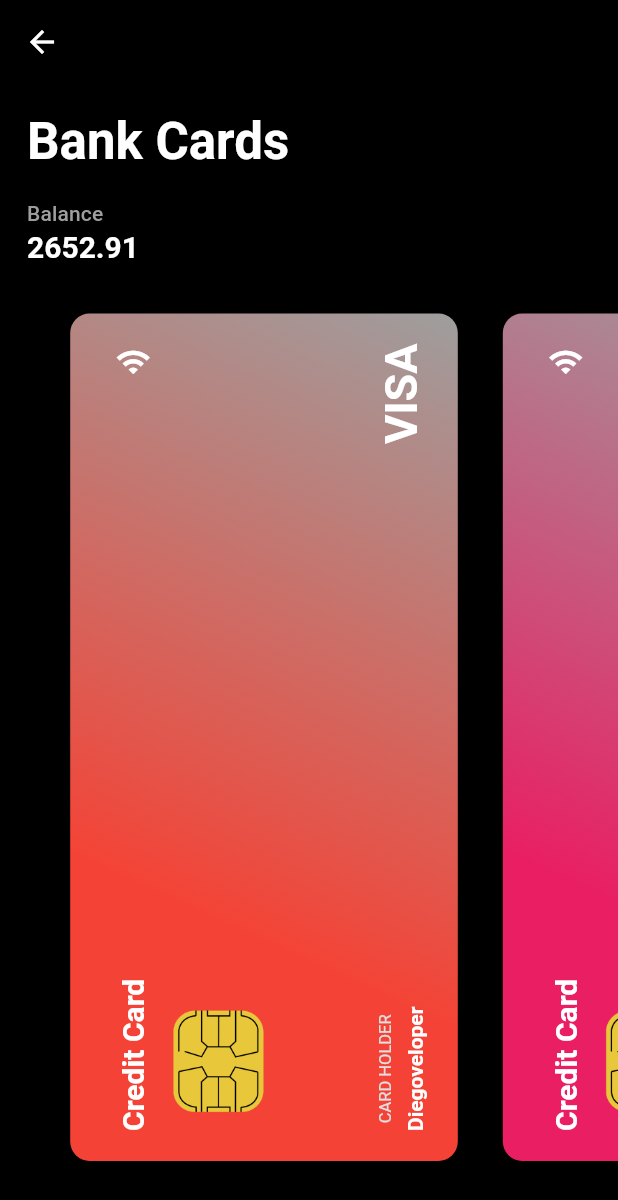
After one commit to diegoveloper/flutter-samples, a Flutter app: the CreditCardConceptPage screen opened directly, on a phone screen of 412 x 824 dp. The commit adds this screen. Shown: the top 1200 px of the screen. Run offline on Flutter 3.47's test engine with Material 2 defaults, Android fonts, the light colour scheme and no system bars; our stand-ins replace cached_network_image.

Commit message:
new flutter sample

```diff
--- /dev/null
+++ b/lib/app_clone/credit_cards_concept/credit_card.dart
@@ -0,0 +1,38 @@
+import 'dart:math';
+import 'package:flutter/material.dart';
+import 'package:flutter/widgets.dart';
+
+class CreditCard {
+  final Color color;
+  final String number;
+  final String ccv;
+  final double amount;
+
+  CreditCard({
+    this.color,
+    this.number,
+    this.ccv,
+    this.amount,
+  });
+}
+
+final Random random = new Random();
+
+double doubleInRange(Random source, int start, int end) =>
+    source.nextDouble() * (end - start) + start;
+
+int _intInRange(Random source, int start, int end) =>
+    start + source.nextInt(end - start);
+
+String _getFourNumbers() => _intInRange(random, 1000, 9999).toString();
+
+final creditCards = List.generate(
+  20,
+  (index) => CreditCard(
+    amount: doubleInRange(random, 500, 20000),
+    ccv: _getFourNumbers(),
+    color: Colors.primaries[index % Colors.primaries.length],
+    number:
+        "${_getFourNumbers()} ${_getFourNumbers()} ${_getFourNumbers()} ${_getFourNumbers()}",
+  ),
+);
--- /dev/null
+++ b/lib/app_clone/credit_cards_concept/credit_card_widget.dart
@@ -0,0 +1,349 @@
+import 'dart:ui';
+import 'dart:math' as math;
+import 'package:flutter/material.dart';
+import 'package:flutter/scheduler.dart';
+import 'package:flutter_samples/app_clone/credit_cards_concept/credit_card.dart';
+
+class CreditCardWidget extends StatefulWidget {
+  final CreditCard card;
+  final bool isDetail;
+  final VoidCallback onTap;
+
+  const CreditCardWidget({
+    Key key,
+    this.card,
+    this.isDetail = false,
+    this.onTap,
+  }) : super(key: key);
+
+  @override
+  _CreditCardWidgetState createState() => _CreditCardWidgetState();
+}
+
+class _CreditCardWidgetState extends State<CreditCardWidget>
+    with SingleTickerProviderStateMixin {
+  Offset _currentDraggingOffset = Offset.zero;
+  double _lastOffsetDy = 0.0;
+  AnimationController _animationController;
+
+  void _onDragEnd(DragEndDetails details) {
+    _lastOffsetDy = _currentDraggingOffset.dy;
+    final animation = Tween<double>(begin: _lastOffsetDy, end: 0.0)
+        .animate(_animationController);
+    animation.addListener(() {
+      if (mounted) {
+        setState(() {
+          _lastOffsetDy = animation.value;
+          _currentDraggingOffset = Offset(0.0, _lastOffsetDy);
+        });
+      }
+    });
+    if (!_animationController.isAnimating)
+      _animationController.forward(from: 0.0);
+  }
+
+  void _onDragUpdate(DragUpdateDetails details) {
+    _lastOffsetDy += details.primaryDelta;
+    if (_lastOffsetDy < -180) {
+      _lastOffsetDy = -180.0;
+    }
+    if (_lastOffsetDy > 180) {
+      _lastOffsetDy = 180.0;
+    }
+    setState(() {
+      _currentDraggingOffset = Offset(0.0, _lastOffsetDy);
+    });
+  }
+
+  @override
+  void initState() {
+    _animationController = AnimationController(
+        vsync: this, duration: const Duration(milliseconds: 500));
+    super.initState();
+  }
+
+  @override
+  void dispose() {
+    _animationController.dispose();
+    super.dispose();
+  }
+
+  @override
+  Widget build(BuildContext context) {
+    final rotationRequired = !widget.isDetail;
+
+    return Hero(
+      tag: widget.card.number,
+      flightShuttleBuilder: (
+        _,
+        Animation<double> animation,
+        HeroFlightDirection flightDirection,
+        BuildContext fromHeroContext,
+        BuildContext toHeroContext,
+      ) {
+        final Hero toHero = toHeroContext.widget;
+        final Hero fromHero = toHeroContext.widget;
+        return AnimatedBuilder(
+          animation: animation,
+          child: flightDirection == HeroFlightDirection.push
+              ? fromHero.child
+              : toHero.child,
+          builder: (context, child) {
+            double rotateZ = 0.0;
+            if (flightDirection == HeroFlightDirection.push) {
+              rotateZ = lerpDouble(-90, 0, animation.value);
+            } else {
+              rotateZ = lerpDouble(0, 90, animation.value);
+            }
+            return Transform(
+              alignment: FractionalOffset.center,
+              transform: Matrix4.identity()..rotateZ((math.pi / 180) * rotateZ),
+              child: child,
+            );
+          },
+        );
+      },
+      child: LayoutBuilder(
+        builder: (context, constraints) {
+          final canAnimate = widget.isDetail &&
+              (ModalRoute.of(context)?.animation?.value ?? 0.0) == 1.0;
+          final currentAngle = (math.pi / 180) * (_currentDraggingOffset.dy);
+          final currentAngleBack =
+              (math.pi / 180) * (_currentDraggingOffset.dy + 180);
+
+          final displayBack = (currentAngle < -1.5 || currentAngle > 1.5);
+          return Material(
+            color: Colors.transparent,
+            child: GestureDetector(
+              onTap: widget.onTap,
+              onVerticalDragEnd: canAnimate ? _onDragEnd : null,
+              onVerticalDragUpdate: canAnimate ? _onDragUpdate : null,
+              child: Stack(
+                children: [
+                  Opacity(
+                    opacity: displayBack ? 0.0 : 1.0,
+                    child: Transform(
+                      alignment: Alignment.center,
+                      transform: !canAnimate
+                          ? Matrix4.identity()
+                          : (Matrix4.identity()
+                            ..setEntry(3, 2, 0.002)
+                            ..rotateX(
+                              currentAngle,
+                            )),
+                      child: Container(
+                        decoration: BoxDecoration(
+                          borderRadius: BorderRadius.circular(
+                              constraints.maxWidth * 0.05),
+                          gradient: LinearGradient(
+                            begin: Alignment.bottomLeft,
+                            end: Alignment.topRight,
+                            stops: [
+                              0.3,
+                              1.0,
+                            ],
+                            colors: [
+                              widget.card.color,
+                              Colors.grey,
+                            ],
+                          ),
+                        ),
+                        child: Padding(
+                          padding: const EdgeInsets.all(20.0),
+                          child: RotatedBox(
+                            quarterTurns: rotationRequired ? -1 : 0,
+                            child: Column(
+                              children: [
+                                const SizedBox(
+                                  height: 10,
+                                ),
+                                Row(
+                                  children: [
+                                    Expanded(
+                                      child: Text(
+                                        'Credit Card',
+                                        style: TextStyle(
+                                          fontWeight: FontWeight.bold,
+                                          fontSize: 20,
+                                          color: Colors.white,
+                                        ),
+                                      ),
+                                    ),
+                                    RotatedBox(
+                                      quarterTurns: 1,
+                                      child: Icon(
+                                        Icons.wifi,
+                                        color: Colors.white,
+                                      ),
+                                    )
+                                  ],
+                                ),
+                                const SizedBox(
+                                  height: 10,
+                                ),
+                                Expanded(
+                                  flex: widget.isDetail ? 5 : 1,
+                                  child: Row(
+                                    mainAxisAlignment:
+                                        MainAxisAlignment.spaceBetween,
+                                    children: [
+                                      Expanded(
+                                        child: Image.asset(
+                                          'images/credit_cards/chip_logo.png',
+                                          alignment: Alignment.centerLeft,
+                                        ),
+                                      ),
+                                      Expanded(
+                                        flex: 3,
+                                        child: canAnimate
+                                            ? TweenAnimationBuilder<int>(
+                                                tween: IntTween(
+                                                    begin: 0,
+                                                    end: widget
+                                                        .card.number.length),
+                                                duration: const Duration(
+                                                    milliseconds: 800),
+                                                builder:
+                                                    (context, snapshot, _) {
+                                                  return Text(
+                                                    widget.card.number
+                                                        .substring(0, snapshot),
+                                                    maxLines: 1,
+                                                    textAlign: TextAlign.end,
+                                                    style: TextStyle(
+                                                      fontWeight:
+                                                          FontWeight.w700,
+                                                      fontSize: 16,
+                                                      color: Colors.white,
+                                                    ),
+                                                  );
+                                                })
+                                            : const SizedBox.shrink(),
+                                      ),
+                                    ],
+                                  ),
+                                ),
+                                Spacer(),
+                                Align(
+                                  alignment: Alignment.bottomCenter,
+                                  child: Row(
+                                    mainAxisAlignment:
+                                        MainAxisAlignment.spaceBetween,
+                                    children: [
+                                      Column(
+                                        children: [
+                                          Text(
+                                            'CARD HOLDER',
+                                            style: TextStyle(
+                                              fontSize: 11,
+                                              color: Colors.grey[300],
+                                            ),
+                                          ),
+                                          const SizedBox(
+                                            height: 5,
+                                          ),
+                                          Text(
+                                            'Diegoveloper',
+                                            style: TextStyle(
+                                              fontSize: 14,
+                                              color: Colors.white,
+                                              fontWeight: FontWeight.bold,
+                                            ),
+                                          )
+                                        ],
+                                      ),
+                                      Expanded(
+                                        child: Text(
+                                          'VISA',
+                                          maxLines: 1,
+                                          overflow: TextOverflow.fade,
+                                          textAlign: TextAlign.end,
+                                          style: TextStyle(
+                                            fontWeight: FontWeight.bold,
+                                            fontSize: 30,
+                                            color: Colors.white,
+                                          ),
+                                        ),
+                                      ),
+                                    ],
+                                  ),
+                                ),
+                              ],
+                            ),
+                          ),
+                        ),
+                      ),
+                    ),
+                  ),
+                  if (canAnimate && displayBack)
+                    Positioned.fill(
+                      child: Transform(
+                        alignment: Alignment.center,
+                        transform: !canAnimate
+                            ? Matrix4.identity()
+                            : (Matrix4.identity()
+                              ..setEntry(3, 2, 0.002)
+                              ..rotateX(
+                                currentAngleBack,
+                              )),
+                        child: Container(
+                          decoration: BoxDecoration(
+                            borderRadius: BorderRadius.circular(
+                                constraints.maxWidth * 0.05),
+                            color: widget.card.color,
+                          ),
+                          child: Column(
+                            children: [
+                              Spacer(),
+                              Expanded(
+                                child: Container(
+                                  color: Colors.black26,
+                                ),
+                              ),
+                              const SizedBox(
+                                height: 5,
+                              ),
+                              Expanded(
+                                flex: 3,
+                                child: Column(
+                                  crossAxisAlignment:
+                                      CrossAxisAlignment.stretch,
+                                  children: [
+                                    Row(
+                                      children: [
+                                        Spacer(),
+                                        Expanded(
+                                          child: Container(
+                                            color: Colors.white,
+                                            padding: const EdgeInsets.all(5.0),
+                                            child: Text(
+                                              widget.card.ccv,
+                                              textAlign: TextAlign.end,
+                                              style: TextStyle(
+                                                color: Colors.black,
+                                              ),
+                                            ),
+                                          ),
+                                        ),
+                                        const SizedBox(
+                                          width: 20,
+                                        ),
+                                      ],
+                                    ),
+                                  ],
+                                ),
+                              ),
+                            ],
+                          ),
+                        ),
+                      ),
+                    ),
+                ],
+              ),
+            ),
+          );
+        },
+      ),
+    );
+  }
+}
--- /dev/null
+++ b/lib/app_clone/credit_cards_concept/credit_cards_concept_page.dart
@@ -0,0 +1,120 @@
+import 'package:flutter/material.dart';
+import 'package:flutter_samples/app_clone/credit_cards_concept/credit_card.dart';
+import 'package:flutter_samples/app_clone/credit_cards_concept/credit_cards_concept_detail_page.dart';
+import 'credit_card_widget.dart';
+
+class CreditCardConceptPage extends StatelessWidget {
+  final pageNotifier = ValueNotifier(0);
+  int _lastPage = 0;
+
+  @override
+  Widget build(BuildContext context) {
+    final textTheme = Theme.of(context).textTheme;
+    const padding = EdgeInsets.all(18.0);
+    return Theme(
+      data: ThemeData.dark().copyWith(
+        backgroundColor: Colors.black,
+        scaffoldBackgroundColor: Colors.black,
+      ),
+      child: Scaffold(
+        appBar: AppBar(
+          elevation: 0,
+          backgroundColor: Colors.transparent,
+        ),
+        body: Column(
+          crossAxisAlignment: CrossAxisAlignment.stretch,
+          children: [
+            Padding(
+              padding: padding,
+              child: Column(
+                crossAxisAlignment: CrossAxisAlignment.start,
+                children: [
+                  Text(
+                    'Bank Cards',
+                    style: textTheme.display1.copyWith(
+                      color: Colors.white,
+                      fontWeight: FontWeight.bold,
+                    ),
+                  ),
+                  const SizedBox(height: 20),
+                  Text(
+                    'Balance',
+                    style: textTheme.subtitle.copyWith(
+                      color: Colors.grey,
+                    ),
+                  ),
+                  const SizedBox(height: 3),
+                  ValueListenableBuilder<int>(
+                      valueListenable: pageNotifier,
+                      builder: (context, snapshot, _) {
+                        final currentCard = creditCards[snapshot];
+                        final lastCard = creditCards[_lastPage];
+                        return TweenAnimationBuilder<double>(
+                          tween: Tween<double>(
+                            begin: lastCard.amount,
+                            end: currentCard.amount,
+                          ),
+                          duration: const Duration(milliseconds: 500),
+                          builder: (_, value, ___) => Text(
+                            value.toStringAsFixed(2),
+                            style: textTheme.title.copyWith(
+                              color: Colors.white,
+                              fontWeight: FontWeight.bold,
+                            ),
+                          ),
+                        );
+                      }),
+                ],
+              ),
+            ),
+            Expanded(
+              child: PageView.builder(
+                scrollDirection: Axis.horizontal,
+                onPageChanged: (page) {
+                  _lastPage = pageNotifier.value;
+                  pageNotifier.value = page;
+                },
+                controller: PageController(
+                  viewportFraction: 0.7,
+                ),
+                physics: const BouncingScrollPhysics(),
+                itemCount: creditCards.length,
+                itemBuilder: (_, index) => Align(
+                  child: Transform.translate(
+                    offset: Offset(-30.0, 0.0),
+                    child: Padding(
+                      padding: const EdgeInsets.all(15.0),
+                      child: CreditCardWidget(
+                        onTap: () {
+                          final page = CreditCardsConceptDetailPage(
+                            card: creditCards[index],
+                          );
+                          Navigator.of(context).push(
+                            PageRouteBuilder<Null>(
+                              pageBuilder: (BuildContext context,
+                                  Animation<double> animation, _) {
+                                return FadeTransition(
+                                  opacity: animation,
+                                  child: page,
+                                );
+                              },
+                              transitionDuration: Duration(milliseconds: 900),
+                            ),
+                          );
+                        },
+                        card: creditCards[index],
+                      ),
+                    ),
+                  ),
+                ),
+              ),
+            ),
+            const SizedBox(
+              height: 35,
+            ),
+          ],
+        ),
+      ),
+    );
+  }
+}
--- a/lib/app_clone/main_apps_clone.dart
+++ b/lib/app_clone/main_apps_clone.dart
@@ -1,6 +1,7 @@
 import 'package:flutter/material.dart';
 import 'package:flutter_samples/app_clone/album_flow/album_flow_page.dart';
 import 'package:flutter_samples/app_clone/android_messages/android_messages_page.dart';
+import 'package:flutter_samples/app_clone/credit_cards_concept/credit_cards_concept_page.dart';
 import 'package:flutter_samples/app_clone/movies_concept/movies_concept_page.dart';
 import 'package:flutter_samples/app_clone/photo_concept/photo_concept_page.dart';
 import 'package:flutter_samples/app_clone/shoes_store/shoes_store_page.dart';
@@ -73,6 +74,12 @@ class MainAppCloneState extends State<MainAppsClone> {
                 onButtonTap(AlbumFlowPage());
               },
             ),
+            MyMenuButton(
+              title: "Credit Cards Concept",
+              actionTap: () {
+                onButtonTap(CreditCardConceptPage());
+              },
+            ),
           ],
         ),
       ),
--- a/pubspec.yaml
+++ b/pubspec.yaml
@@ -43,6 +43,7 @@ flutter:
     - images/characters/
     - images/balls/
     - images/shoes/
+    - images/credit_cards/
     - assets/
 
   # To add custom fonts to your application, add a fonts section here,
```
Also changed, not shown: lib/app_clone/credit_cards_concept/credit_cards_concept_detail_page.dart (added, +171 -0 lines), images/credit_cards/chip.png (added), images/credit_cards/chip_logo.png (added), 1 other file.
